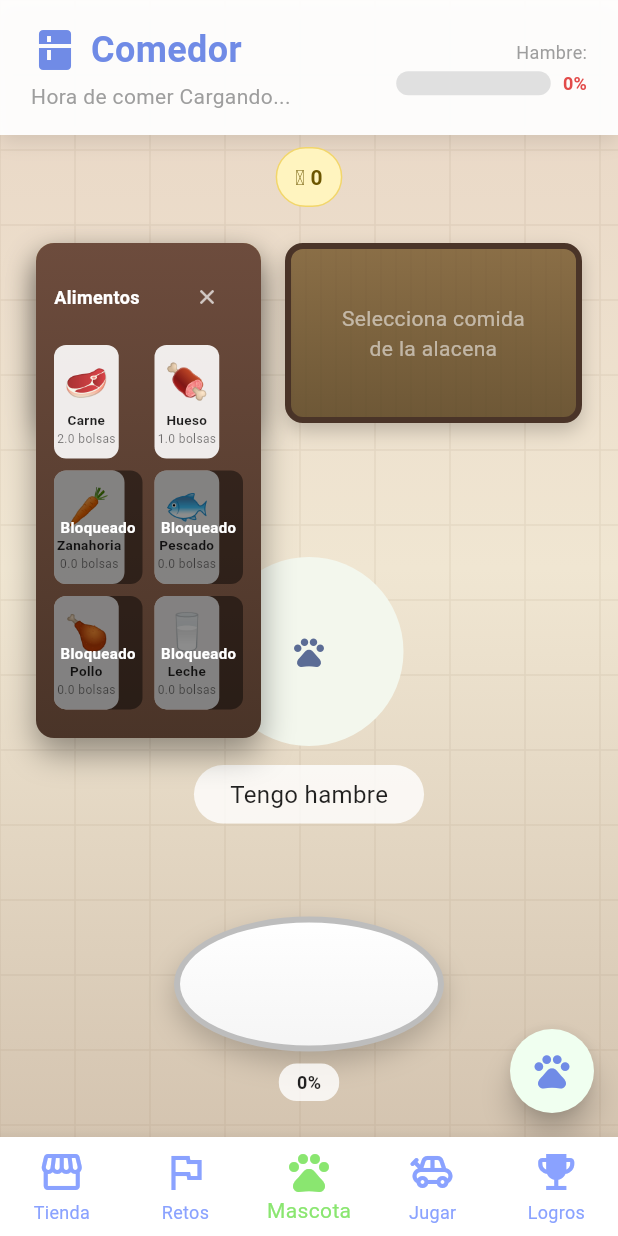
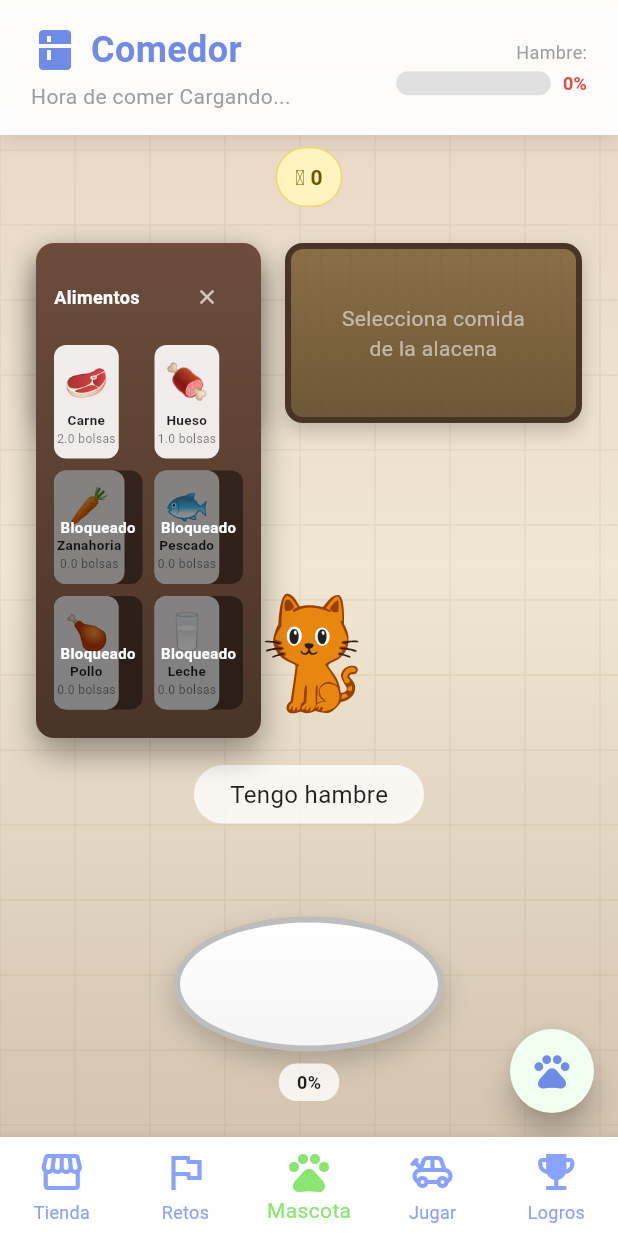
Before and after one commit to AlejandroGuillermo/cuidar_huellitas, a Flutter app: the AlimentarScreen screen opened by its route, after a tap on "Alacena", on a phone screen of 412 x 824 dp. Run offline on Flutter 3.47's test engine with Material 3 defaults, Android fonts, the phone set to English and light mode, and no system bars; our stand-ins replace cloud_firestore, firebase_auth, firebase_core, flutter_bloc, flutter_local_notifications, flutter_svg and 3 more; accounts and stored records are empty; Roboto replaces fonts that are missing (Nunito).

Commit message:
refactor(ui): reemplazar avatar de Rive por SVG estático y limpiar dependencias
Se simplificó la representación visual de la mascota reemplazando el motor de animaciones Rive por un sistema de imágenes vectoriales estáticas (SVG), lo que aligera la carga y las dependencias de la aplicación.

Cambios detallados:

1. Implementación Vectorial (SVG):
  - Se modificó el widget `PetAvatarRive` para que utilice `SvgPicture` en lugar del motor de Rive.
  - Se añadieron y registraron los nuevos recursos gráficos vectoriales: `gato_vectorized.svg` y `shower_header_vectorized.svg`.

2. Refactorización de Interfaz (AuthHero):
  - Se actualizó el componente `AuthHero` para mostrar el logotipo principal de la aplicación (`Logo.png`) aplicando un fondo blanco y ajustes de espaciado (padding).

3. Limpieza de Código y Dependencias:
  - Se agregó la dependencia `flutter_svg` al `pubspec.yaml` y se actualizaron los registros de assets (reflejado en `pubspec.lock`).
  - Se eliminó la inicialización del motor Rive y sus importaciones en `main.dart`.
  - Se limpiaron los archivos generados de registro de plugins (`GeneratedPluginRegistrant`) en las distintas plataformas para remover cualquier rastro de `rive_native`.

```diff
--- a/lib/main.dart
+++ b/lib/main.dart
@@ -1,7 +1,6 @@
 import 'package:firebase_core/firebase_core.dart';
 import 'package:flutter/material.dart';
 import 'package:flutter_bloc/flutter_bloc.dart';
-import 'package:rive/rive.dart' as rive;
 
 import 'application/cubits/mission_cubit.dart';
 import 'application/cubits/pet_world_cubit.dart';
@@ -35,7 +34,6 @@ import 'firebase_options.dart';
 
 void main() async {
   WidgetsFlutterBinding.ensureInitialized();
-  await rive.RiveNative.init();
   await Firebase.initializeApp(options: DefaultFirebaseOptions.currentPlatform);
   await NotificationService.instance.init();
   runApp(const MyApp());
--- a/lib/widgets/pet_avatar_rive.dart
+++ b/lib/widgets/pet_avatar_rive.dart
@@ -1,9 +1,7 @@
-// ignore_for_file: deprecated_member_use
+import 'package:flutter/material.dart';
+import 'package:flutter_svg/flutter_svg.dart';
 
-import 'package:flutter/material.dart';
-import 'package:rive/rive.dart' as rive;
-
-class PetAvatarRive extends StatefulWidget {
+class PetAvatarRive extends StatelessWidget {
   const PetAvatarRive({
     super.key,
     required this.tipoMascota,
@@ -17,134 +15,37 @@ class PetAvatarRive extends StatefulWidget {
   final double? height;
   final Alignment alignment;
 
-  static const String assetPath = 'assets/rive/cat_dog_toggle.riv';
-  static final rive.FileLoader _fileLoader = rive.FileLoader.fromAsset(
-    assetPath,
-    riveFactory: rive.Factory.flutter,
-  );
+  static const String _catAssetPath = 'assets/images/gato_vectorized.svg';
 
-  @override
-  State<PetAvatarRive> createState() => _PetAvatarRiveState();
-}
-
-class _PetAvatarRiveState extends State<PetAvatarRive> {
-  rive.RiveWidgetController? _controller;
-
-  @override
-  void didUpdateWidget(covariant PetAvatarRive oldWidget) {
-    super.didUpdateWidget(oldWidget);
-    if (oldWidget.tipoMascota != widget.tipoMascota) {
-      _applyPetType();
+  String get _assetPath {
+    final normalizedType = tipoMascota.toLowerCase().trim();
+    switch (normalizedType) {
+      case 'gato':
+      case 'perro':
+      default:
+        return _catAssetPath;
     }
-  }
-
-  void _handleLoaded(rive.RiveLoaded state) {
-    _controller = state.controller;
-    _applyPetType();
-  }
-
-  void _applyPetType() {
-    final controller = _controller;
-    if (controller == null) return;
-
-    final stateMachine = controller.stateMachine;
-    final isCat = widget.tipoMascota.toLowerCase() == 'gato';
-
-    final wroteCat = _setAnyInputValue(stateMachine, ['cat', 'cat9'], isCat);
-    final wroteDog = _setAnyInputValue(stateMachine, ['dog', 'dog9'], !isCat);
-
-    if (!wroteCat && isCat) {
-      _fireAnyInput(stateMachine, ['cat', 'cat9']);
-    }
-    if (!wroteDog && !isCat) {
-      _fireAnyInput(stateMachine, ['dog', 'dog9']);
-    }
-
-    controller.scheduleRepaint();
-  }
-
-  bool _setAnyInputValue(
-    rive.StateMachine stateMachine,
-    List<String> names,
-    bool value,
-  ) {
-    for (final name in names) {
-      if (_setInputValue(stateMachine, name, value)) {
-        return true;
-      }
-    }
-    return false;
-  }
-
-  bool _setInputValue(rive.StateMachine stateMachine, String name, bool value) {
-    final booleanInput = stateMachine.boolean(name);
-    if (booleanInput != null) {
-      booleanInput.value = value;
-      return true;
-    }
-
-    final numberInput = stateMachine.number(name);
-    if (numberInput != null) {
-      numberInput.value = value ? 1 : 0;
-      return true;
-    }
-
-    if (value) {
-      final triggerInput = stateMachine.trigger(name);
-      if (triggerInput != null) {
-        triggerInput.fire();
-        return true;
-      }
-    }
-
-    return false;
-  }
-
-  bool _fireInput(rive.StateMachine stateMachine, String name) {
-    final triggerInput = stateMachine.trigger(name);
-    if (triggerInput == null) return false;
-    triggerInput.fire();
-    return true;
-  }
-
-  bool _fireAnyInput(rive.StateMachine stateMachine, List<String> names) {
-    for (final name in names) {
-      if (_fireInput(stateMachine, name)) {
-        return true;
-      }
-    }
-    return false;
-  }
-
-  Widget _buildFallback() {
-    return DecoratedBox(
-      decoration: BoxDecoration(
-        color: const Color(0xFFF3F7ED),
-        borderRadius: BorderRadius.circular(999),
-      ),
-      child: const Center(
-        child: Icon(Icons.pets_rounded, color: Color(0xFF5B6C95)),
-      ),
-    );
   }
 
   @override
   Widget build(BuildContext context) {
     return SizedBox(
-      width: widget.width,
-      height: widget.height,
-      child: rive.RiveWidgetBuilder(
-        fileLoader: PetAvatarRive._fileLoader,
-        onLoaded: _handleLoaded,
-        builder: (context, state) => switch (state) {
-          rive.RiveLoaded() => rive.RiveWidget(
-            controller: state.controller,
-            fit: rive.Fit.contain,
-            alignment: widget.alignment,
+      width: width,
+      height: height,
+      child: SvgPicture.asset(
+        _assetPath,
+        fit: BoxFit.contain,
+        alignment: alignment,
+        semanticsLabel: 'Mascota vectorizada',
+        placeholderBuilder: (context) => DecoratedBox(
+          decoration: BoxDecoration(
+            color: const Color(0xFFF3F7ED),
+            borderRadius: BorderRadius.circular(999),
           ),
-          rive.RiveFailed() => _buildFallback(),
-          _ => _buildFallback(),
-        },
+          child: const Center(
+            child: Icon(Icons.pets_rounded, color: Color(0xFF5B6C95)),
+          ),
+        ),
       ),
     );
   }
--- a/pubspec.yaml
+++ b/pubspec.yaml
@@ -42,7 +42,7 @@ dependencies:
   flutter_bloc: ^9.1.1
   device_preview: ^1.3.1
   flutter_local_notifications: ^19.0.0
-  rive: ^0.14.6
+  flutter_svg: ^2.2.0
   flutter_timezone: ^4.1.0
   timezone: ^0.10.0
 
@@ -69,9 +69,11 @@ flutter:
   uses-material-design: true
 
   assets:
-    - assets/rive/cat_dog_toggle.riv
+    - assets/images/gato_vectorized.svg
     - assets/images/Corazon_Huellitas.png
     - assets/images/Celular.png
+    - assets/images/Logo.png
+    - assets/images/shower_header_vectorized.svg
 
   # To add assets to your application, add an assets section, like this:
   # assets:
```
Also changed, not shown: lib/widgets/auth/auth_widgets.dart (+6 -6 lines), assets/images/gato_vectorized.svg (added), pubspec.lock, 5 other files.
